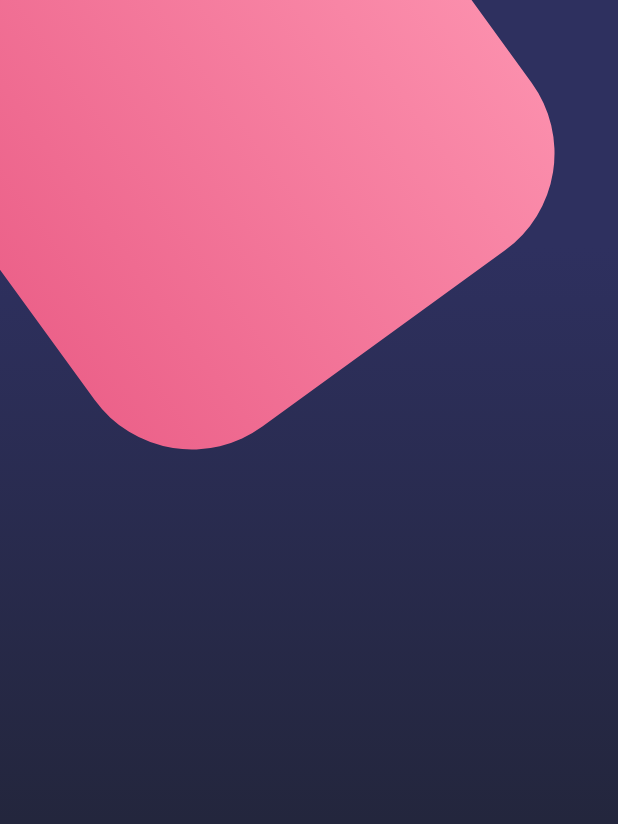
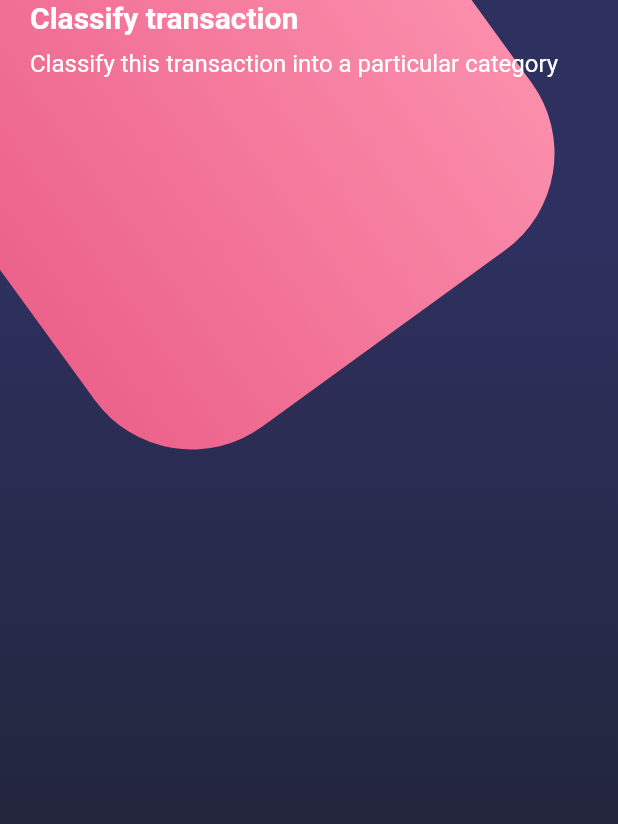
Before and after one commit to LuissMontoya/DesignsFlutter, a Flutter app: the screen it shows after launch, on a phone screen of 412 x 824 dp. Shown: the top 824 px of the screen. Run offline on Flutter 3.47's test engine with Material 2 defaults, Android fonts, the phone set to English and light mode, and no system bars.

Commit message:
text_Title

```diff
--- a/lib/main.dart
+++ b/lib/main.dart
@@ -3,6 +3,7 @@ import 'package:flutter/material.dart';
 import 'package:design/screens/home_screen.dart';
 import 'package:design/screens/scroll_design.dart';
 import 'package:design/screens/basic_design.dart';
+import 'package:flutter/services.dart';
 
 void main() => runApp(MyApp());
 
@@ -10,6 +11,7 @@ class MyApp extends StatelessWidget {
   // This widget is the root of your application.
   @override
   Widget build(BuildContext context) {
+    SystemChrome.setSystemUIOverlayStyle(SystemUiOverlayStyle.light);
     return MaterialApp(
       debugShowCheckedModeBanner: false,
       title: 'Material App',
--- a/lib/screens/home_screen.dart
+++ b/lib/screens/home_screen.dart
@@ -1,5 +1,7 @@
+import 'package:flutter/material.dart';
+
+import 'package:design/widgets/Page_title.dart';
 import 'package:design/widgets/background.dart';
-import 'package:flutter/material.dart';
 
 class HomeScreen extends StatelessWidget {
   @override
@@ -8,8 +10,25 @@ class HomeScreen extends StatelessWidget {
         body: Stack(
       children: [
         //background
-        Background()
+        Background(),
+
+        // Home Body
+        _HomeBody()
       ],
     ));
   }
 }
+
+class _HomeBody extends StatelessWidget {
+  @override
+  Widget build(BuildContext context) {
+    return SingleChildScrollView(
+      child: Column(
+        children: [
+          // Titulos
+          PageTitle()
+        ],
+      ),
+    );
+  }
+}
--- /dev/null
+++ b/lib/widgets/Page_title.dart
@@ -0,0 +1,23 @@
+import 'package:flutter/material.dart';
+
+class PageTitle extends StatelessWidget {
+  @override
+  Widget build(BuildContext context) {
+    return SafeArea(
+      bottom: false,
+      child: Container(
+        margin: EdgeInsets.symmetric(horizontal: 20),
+        child: Column(crossAxisAlignment: CrossAxisAlignment.start, children: [
+          Text('Classify transaction',
+              style: TextStyle(
+                  fontSize: 20,
+                  fontWeight: FontWeight.bold,
+                  color: Colors.white)),
+          SizedBox(height: 10),
+          Text('Classify this transaction into a particular category',
+              style: TextStyle(fontSize: 16, color: Colors.white)),
+        ]),
+      ),
+    );
+  }
+}
```
